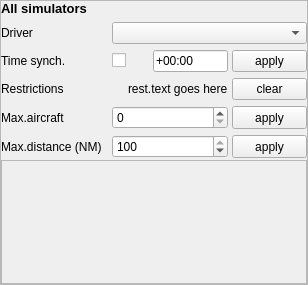
Qt form src/blackgui/components/settingssimulatorcomponent.ui (swift-project/pilotclient) before a commit.
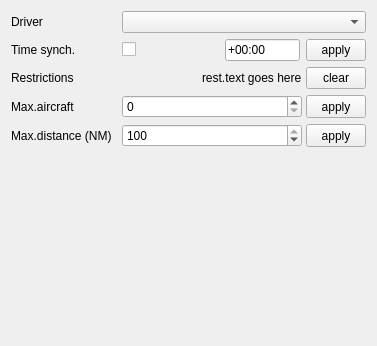
The same form after that commit. Custom widgets are drawn as their Qt base class.

Diff of the .ui file:
```diff
--- a/src/blackgui/components/settingssimulatorcomponent.ui
+++ b/src/blackgui/components/settingssimulatorcomponent.ui
@@ -6,38 +6,37 @@
    <rect>
     <x>0</x>
     <y>0</y>
-    <width>308</width>
-    <height>285</height>
+    <width>377</width>
+    <height>346</height>
    </rect>
   </property>
   <property name="windowTitle">
    <string>Frame</string>
   </property>
   <property name="frameShape">
-   <enum>QFrame::StyledPanel</enum>
+   <enum>QFrame::NoFrame</enum>
   </property>
   <property name="frameShadow">
-   <enum>QFrame::Raised</enum>
+   <enum>QFrame::Plain</enum>
+  </property>
+  <property name="lineWidth">
+   <number>0</number>
   </property>
   <layout class="QVBoxLayout" name="vl_SettingsSimulatorComponent">
-   <property name="spacing">
-    <number>2</number>
-   </property>
    <property name="leftMargin">
-    <number>0</number>
+    <number>2</number>
    </property>
    <property name="topMargin">
-    <number>0</number>
+    <number>2</number>
    </property>
    <property name="rightMargin">
-    <number>0</number>
+    <number>2</number>
    </property>
    <property name="bottomMargin">
-    <number>0</number>
+    <number>2</number>
    </property>
    <item>
-    <layout class="QGridLayout" name="ql_SettingsSimulatorsAll">
-     <item row="0" column="0">
+    <widget class="QWidget" name="qw_SettingsSimulatorsAll" native="true">
       <layout class="QFormLayout" name="fl_SettingsSimulatorsAll">
        <property name="fieldGrowthPolicy">
         <enum>QFormLayout::AllNonFixedFieldsGrow</enum>
@@ -48,28 +47,27 @@
        <property name="verticalSpacing">
         <number>6</number>
        </property>
-       <item row="0" column="0" colspan="2">
-        <widget class="QLabel" name="lbl_SimulatorAllHeader">
-         <property name="text">
-          <string>&lt;html&gt;&lt;head/&gt;&lt;body&gt;&lt;p&gt;&lt;span style=&quot; font-size:10pt; font-weight:600;&quot;&gt;All simulators&lt;/span&gt;&lt;/p&gt;&lt;/body&gt;&lt;/html&gt;</string>
-         </property>
-        </widget>
-       </item>
-       <item row="1" column="0">
+      <item row="0" column="0">
         <widget class="QLabel" name="lbl_Plugin">
          <property name="text">
           <string>Driver</string>
          </property>
         </widget>
        </item>
-       <item row="1" column="1">
+      <item row="0" column="1">
         <widget class="QComboBox" name="cb_Plugins">
+        <property name="maximumSize">
+         <size>
+          <width>16777215</width>
+          <height>16777215</height>
+         </size>
+        </property>
          <property name="sizeAdjustPolicy">
           <enum>QComboBox::AdjustToMinimumContentsLength</enum>
          </property>
         </widget>
        </item>
-       <item row="2" column="0">
+      <item row="1" column="0">
         <widget class="QLabel" name="lbl_TimeSync">
          <property name="toolTip">
           <string>Time synchronization</string>
@@ -79,12 +77,9 @@
          </property>
         </widget>
        </item>
-       <item row="2" column="1">
+      <item row="1" column="1">
         <widget class="QWidget" name="wi_TimeSync" native="true">
-         <layout class="QHBoxLayout" name="hl_WidgetTimeSync">
-          <property name="spacing">
-           <number>4</number>
-          </property>
+        <layout class="QHBoxLayout" name="horizontalLayout">
           <property name="leftMargin">
            <number>0</number>
           </property>
@@ -99,8 +94,11 @@
           </property>
           <item>
            <widget class="QCheckBox" name="cb_TimeSync">
-            <property name="tristate">
-             <bool>false</bool>
+           <property name="toolTip">
+            <string>Enable time syncronization</string>
+           </property>
+           <property name="text">
+            <string/>
             </property>
            </widget>
           </item>
@@ -135,20 +133,20 @@
           <item>
            <widget class="QPushButton" name="pb_ApplyTimeSync">
             <property name="sizePolicy">
-             <sizepolicy hsizetype="Fixed" vsizetype="Fixed">
+            <sizepolicy hsizetype="Fixed" vsizetype="Preferred">
               <horstretch>0</horstretch>
               <verstretch>0</verstretch>
              </sizepolicy>
             </property>
             <property name="minimumSize">
              <size>
-              <width>75</width>
+             <width>60</width>
               <height>0</height>
              </size>
             </property>
             <property name="maximumSize">
              <size>
-              <width>75</width>
+             <width>60</width>
               <height>16777215</height>
              </size>
             </property>
@@ -160,7 +158,7 @@
          </layout>
         </widget>
        </item>
-       <item row="4" column="0">
+      <item row="3" column="0">
         <widget class="QLabel" name="lbl_RestrictedRendering">
          <property name="toolTip">
           <string>Current rendering restrictions (if any)</string>
@@ -170,7 +168,7 @@
          </property>
         </widget>
        </item>
-       <item row="4" column="1">
+      <item row="3" column="1">
         <layout class="QHBoxLayout" name="hl_RestrictedRendering">
          <property name="spacing">
           <number>4</number>
@@ -195,13 +193,13 @@
            </property>
            <property name="minimumSize">
             <size>
-             <width>75</width>
+            <width>60</width>
              <height>0</height>
             </size>
            </property>
            <property name="maximumSize">
             <size>
-             <width>75</width>
+            <width>60</width>
              <height>16777215</height>
             </size>
            </property>
@@ -212,14 +210,14 @@
          </item>
         </layout>
        </item>
-       <item row="5" column="0">
+      <item row="4" column="0">
         <widget class="QLabel" name="lbl_MaxAircraft">
          <property name="text">
           <string>Max.aircraft</string>
          </property>
         </widget>
        </item>
-       <item row="5" column="1">
+      <item row="4" column="1">
         <layout class="QHBoxLayout" name="hl_MaxAircraft">
          <property name="spacing">
           <number>4</number>
@@ -241,13 +239,13 @@
            </property>
            <property name="minimumSize">
             <size>
-             <width>75</width>
+            <width>60</width>
              <height>0</height>
             </size>
            </property>
            <property name="maximumSize">
             <size>
-             <width>75</width>
+            <width>60</width>
              <height>16777215</height>
             </size>
            </property>
@@ -258,14 +256,14 @@
          </item>
         </layout>
        </item>
-       <item row="6" column="0">
+      <item row="5" column="0">
         <widget class="QLabel" name="lbl_MaxDistance">
          <property name="text">
           <string>Max.distance (NM)</string>
          </property>
         </widget>
        </item>
-       <item row="6" column="1">
+      <item row="5" column="1">
         <layout class="QHBoxLayout" name="hl_MaxDistance">
          <property name="spacing">
           <number>4</number>
@@ -290,13 +288,13 @@
            </property>
            <property name="minimumSize">
             <size>
-             <width>75</width>
+            <width>60</width>
              <height>0</height>
             </size>
            </property>
            <property name="maximumSize">
             <size>
-             <width>75</width>
+            <width>60</width>
              <height>16777215</height>
             </size>
            </property>
@@ -308,22 +306,41 @@
         </layout>
        </item>
       </layout>
-     </item>
-    </layout>
+    </widget>
+   </item>
+   <item>
+    <spacer name="verticalSpacer">
+     <property name="orientation">
+      <enum>Qt::Vertical</enum>
+     </property>
+     <property name="sizeHint" stdset="0">
+      <size>
+       <width>20</width>
+       <height>40</height>
+      </size>
+     </property>
+    </spacer>
    </item>
    <item>
-    <layout class="QGridLayout" name="gl_SettingsSimulatorsSpecific">
-     <item row="0" column="0">
       <widget class="BlackGui::Components::CSettingsFsxComponent" name="comp_SettingsSimulatorFsx">
-       <property name="frameShape">
-        <enum>QFrame::StyledPanel</enum>
-       </property>
-       <property name="frameShadow">
-        <enum>QFrame::Raised</enum>
-       </property>
-      </widget>
-     </item>
-    </layout>
+     <layout class="QVBoxLayout" name="vl_SettingsSimulatorSpecific">
+      <property name="spacing">
+       <number>0</number>
+      </property>
+      <property name="leftMargin">
+       <number>0</number>
+      </property>
+      <property name="topMargin">
+       <number>0</number>
+      </property>
+      <property name="rightMargin">
+       <number>0</number>
+      </property>
+      <property name="bottomMargin">
+       <number>0</number>
+      </property>
+     </layout>
+    </widget>
    </item>
   </layout>
  </widget>
```
Lines whose indentation alone changed are shown as unchanged.
